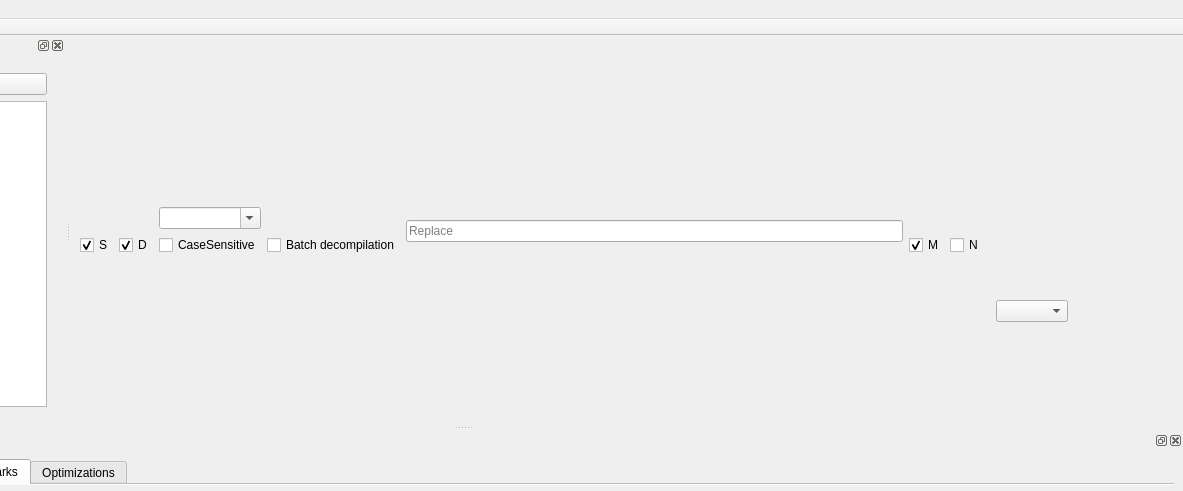
ic005k/Xiasl, file mainwindow.ui: the form before one commit; both pictures show x 257 to 1440 and y 0 to 491 of the 1440 by 730 pixel window.
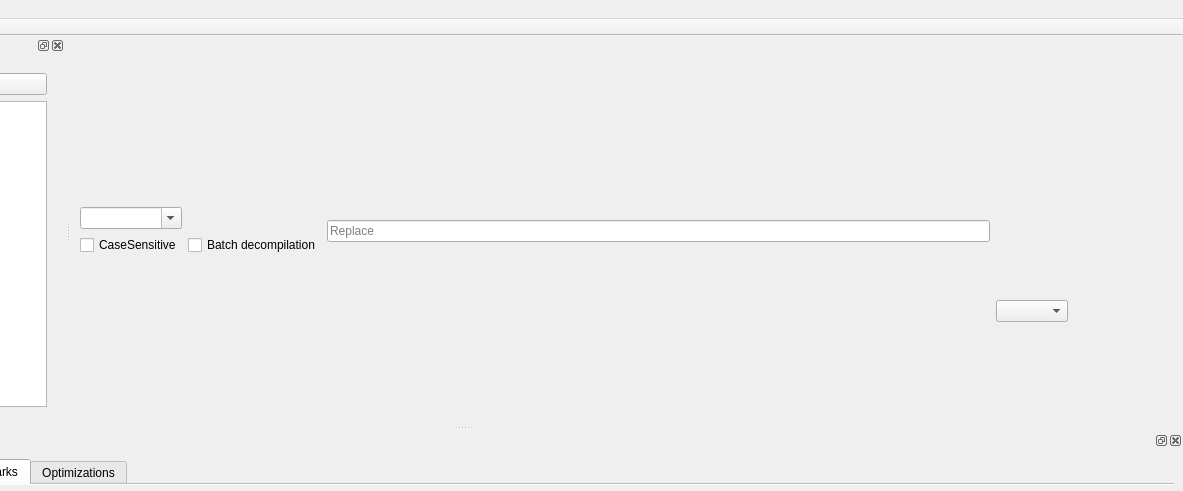
The form after the commit. Icons and pictures are not drawn. Custom widgets are drawn as their Qt base class.

```diff
--- a/mainwindow.ui
+++ b/mainwindow.ui
@@ -19,7 +19,14 @@
   </property>
   <widget class="QWidget" name="centralwidget">
    <layout class="QGridLayout" name="gridLayout_7">
-    <item row="0" column="7" rowspan="4" colspan="2">
+    <item row="1" column="4" rowspan="3">
+     <widget class="QComboBox" name="cboxCompilationOptions">
+      <property name="toolTip">
+       <string>Compilation options</string>
+      </property>
+     </widget>
+    </item>
+    <item row="0" column="3" rowspan="4" colspan="2">
      <widget class="MyTabWidget" name="tabWidget_textEdit" native="true">
       <property name="currentIndex" stdset="0">
        <number>-1</number>
@@ -41,7 +48,17 @@
       </property>
      </widget>
     </item>
-    <item row="1" column="2">
+    <item row="2" column="1">
+     <widget class="QCheckBox" name="chkAll">
+      <property name="toolTip">
+       <string>Decompile all AML files in the directory where the opened file is located</string>
+      </property>
+      <property name="text">
+       <string>Batch decompilation</string>
+      </property>
+     </widget>
+    </item>
+    <item row="1" column="0">
      <widget class="QComboBox" name="editFind">
       <property name="toolTip">
        <string/>
@@ -54,41 +71,7 @@
       </property>
      </widget>
     </item>
-    <item row="1" column="4" rowspan="2">
-     <widget class="QLineEdit" name="editReplace">
-      <property name="placeholderText">
-       <string>Replace</string>
-      </property>
-     </widget>
-    </item>
-    <item row="1" column="8" rowspan="3">
-     <widget class="QComboBox" name="cboxCompilationOptions">
-      <property name="toolTip">
-       <string>Compilation options</string>
-      </property>
-     </widget>
-    </item>
     <item row="2" column="0">
-     <widget class="QCheckBox" name="chkScope">
-      <property name="text">
-       <string>S</string>
-      </property>
-      <property name="checked">
-       <bool>true</bool>
-      </property>
-     </widget>
-    </item>
-    <item row="2" column="1">
-     <widget class="QCheckBox" name="chkDevice">
-      <property name="text">
-       <string>D</string>
-      </property>
-      <property name="checked">
-       <bool>true</bool>
-      </property>
-     </widget>
-    </item>
-    <item row="2" column="2">
      <widget class="QCheckBox" name="chkCaseSensitive">
       <property name="text">
        <string>CaseSensitive</string>
@@ -98,33 +81,10 @@
       </property>
      </widget>
     </item>
-    <item row="2" column="3">
-     <widget class="QCheckBox" name="chkAll">
-      <property name="toolTip">
-       <string>Decompile all AML files in the directory where the opened file is located</string>
-      </property>
-      <property name="text">
-       <string>Batch decompilation</string>
-      </property>
-     </widget>
-    </item>
-    <item row="2" column="5">
-     <widget class="QCheckBox" name="chkMethod">
-      <property name="text">
-       <string>M</string>
-      </property>
-      <property name="checked">
-       <bool>true</bool>
-      </property>
-     </widget>
-    </item>
-    <item row="2" column="6">
-     <widget class="QCheckBox" name="chkName">
-      <property name="text">
-       <string>N</string>
-      </property>
-      <property name="checked">
-       <bool>false</bool>
+    <item row="1" column="2" rowspan="2">
+     <widget class="QLineEdit" name="editReplace">
+      <property name="placeholderText">
+       <string>Replace</string>
       </property>
      </widget>
     </item>
```
